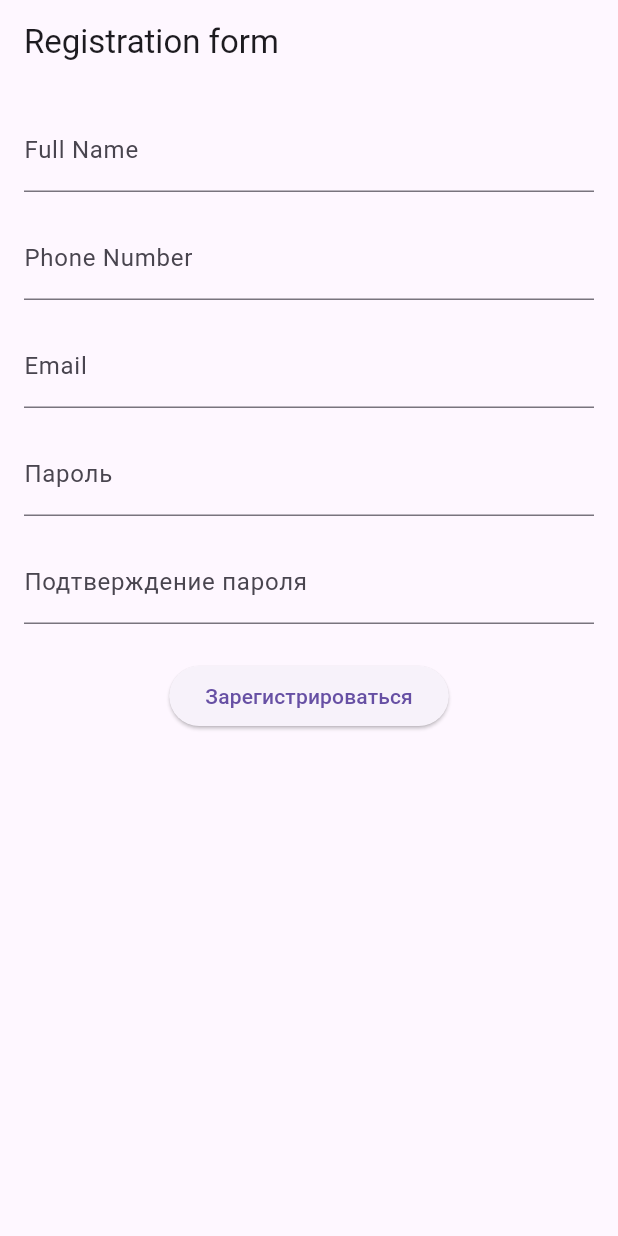
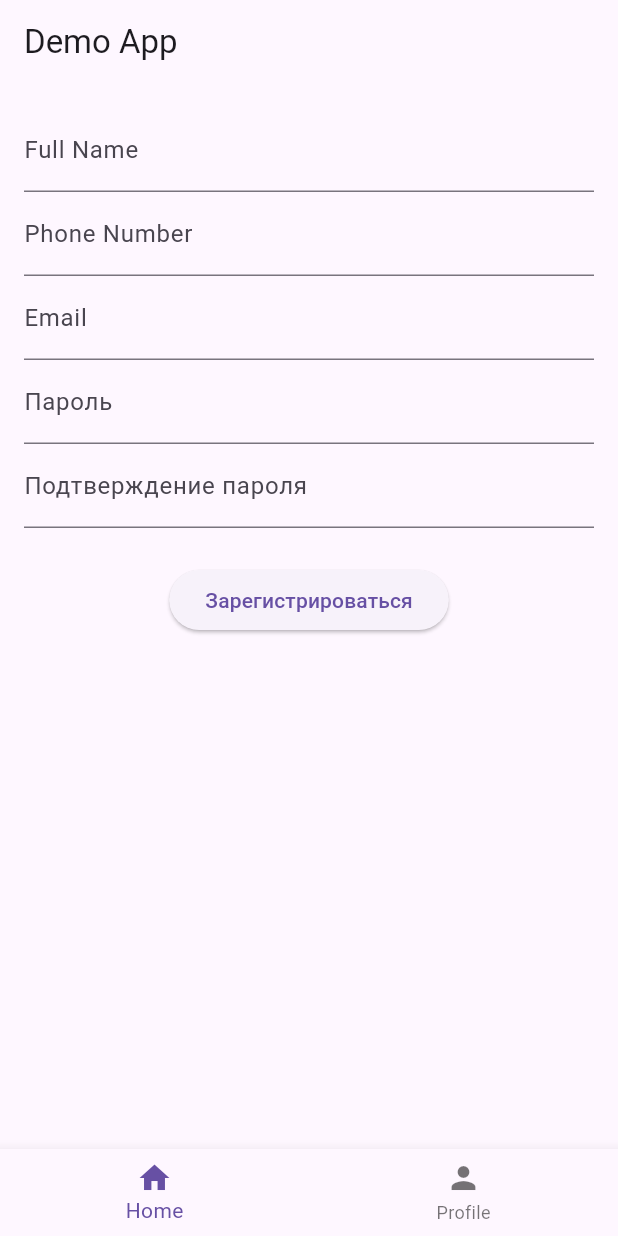
Before and after one commit to lahaehae/flutter-lab6, a Flutter app: the screen it shows after launch, on a phone screen of 412 x 824 dp. Run offline on Flutter 3.47's test engine with Material 3 defaults, Android fonts, the phone set to English and light mode, and no system bars.

Commit message:
Make bottomNavBar

```diff
--- a/lib/main.dart
+++ b/lib/main.dart
@@ -11,133 +11,119 @@ class MyApp extends StatelessWidget {
   Widget build(BuildContext context) {
     return MaterialApp(
       debugShowCheckedModeBanner: false,
-      home: RegistrationScreen(),
+      home: const MainScreen(), // заменили на контейнер
     );
   }
 }
 
-class RegistrationScreen extends StatefulWidget {
+class MainScreen extends StatefulWidget {
+  const MainScreen({super.key});
+
   @override
-  _RegistrationScreenState createState() => _RegistrationScreenState();
+  State<MainScreen> createState() => _MainScreenState();
 }
 
-class _RegistrationScreenState extends State<RegistrationScreen> {
+class _MainScreenState extends State<MainScreen> {
+  int _currentIndex = 0;
+
+  // Контроллеры для формы
+  final _nameController = TextEditingController();
+  final _phoneController = TextEditingController();
+  final _emailController = TextEditingController();
+  final _passwordController = TextEditingController();
+  final _confirmationController = TextEditingController();
+
   final _formKey = GlobalKey<FormState>();
-  final TextEditingController _nameController = TextEditingController();
-  final TextEditingController _phoneController = TextEditingController();
-  final TextEditingController _emailController = TextEditingController();
-  final TextEditingController _passwordController = TextEditingController();
-  final TextEditingController _confirmationController = TextEditingController();
-
-  final FocusNode _nameFocus = FocusNode();
-  final FocusNode _phoneFocus = FocusNode();
-  final FocusNode _emailFocus = FocusNode();
-  final FocusNode _passwordFocus = FocusNode();
-  final FocusNode _confirmationFocus = FocusNode();
 
   @override
   void dispose() {
-    // Освобождаем память
-    _nameFocus.dispose();
-    _phoneFocus.dispose();
-    _emailFocus.dispose();
-    _passwordFocus.dispose();
-    _confirmationFocus.dispose();
+    _nameController.dispose();
+    _phoneController.dispose();
+    _emailController.dispose();
+    _passwordController.dispose();
+    _confirmationController.dispose();
     super.dispose();
   }
 
   void _register() {
     if (_formKey.currentState!.validate()) {
-      Navigator.push(
-        context,
-        MaterialPageRoute(
-            builder: (context) => UserInfoPage(
-                  name: _nameController.text,
-                  phone: _phoneController.text,
-                  email: _emailController.text,
-                  password: _passwordController.text,
-                )),
-      );
+      setState(() {
+        _currentIndex = 1; // Переход на профиль
+      });
     }
   }
 
   @override
   Widget build(BuildContext context) {
+    final pages = [
+      _buildRegistrationForm(),
+      _buildUserInfoPage(),
+    ];
+
     return Scaffold(
-      resizeToAvoidBottomInset: true,
-      appBar: AppBar(title: const Text('Registration form')),
-      body: Padding(
-        padding: const EdgeInsets.all(16.0),
+      appBar: AppBar(title: const Text("Demo App")),
+      body: pages[_currentIndex],
+      bottomNavigationBar: BottomNavigationBar(
+        currentIndex: _currentIndex,
+        onTap: (index) {
+          // Чтобы не перейти на профиль без заполнения формы
+          if (index == 1 && _nameController.text.isEmpty) {
+            ScaffoldMessenger.of(context).showSnackBar(
+              const SnackBar(content: Text("Пожалуйста, зарегистрируйтесь")),
+            );
+            return;
+          }
+          setState(() {
+            _currentIndex = index;
+          });
+        },
+        items: const [
+          BottomNavigationBarItem(icon: Icon(Icons.home), label: "Home"),
+          BottomNavigationBarItem(icon: Icon(Icons.person), label: "Profile"),
+        ],
+      ),
+    );
+  }
+
+  Widget _buildRegistrationForm() {
+    return SingleChildScrollView(
+      padding: const EdgeInsets.all(16),
       child: Form(
         key: _formKey,
         child: Column(
           children: [
             TextFormField(
               controller: _nameController,
-                focusNode: _nameFocus,
               decoration: const InputDecoration(labelText: 'Full Name'),
-                textInputAction: TextInputAction.next,
-                onFieldSubmitted: (_) {
-                  FocusScope.of(context).requestFocus(_phoneFocus);
-                },
-                validator: (value) {
-                  if (value == null || value.isEmpty) {
-                    return 'Введите корректный Full Name';
-                  }
-                  return null;
-                },
+              validator: (value) => value!.isEmpty ? 'Введите имя' : null,
             ),
-              const SizedBox(height: 16),
             TextFormField(
               controller: _phoneController,
-                  focusNode: _phoneFocus,
               decoration: const InputDecoration(labelText: 'Phone Number'),
-                  validator: (value) {
-                    if (value == null || value.isEmpty || value.length < 10) {
-                      return 'Введите корректный Phone Number';
-                    }
-                    return null;
-                  }),
-              const SizedBox(height: 16),
+              validator: (value) =>
+                  value!.length < 10 ? 'Введите корректный номер' : null,
+            ),
             TextFormField(
               controller: _emailController,
-                focusNode: _emailFocus,
               decoration: const InputDecoration(labelText: 'Email'),
-                validator: (value) {
-                  if (value == null || value.isEmpty || !value.contains('@')) {
-                    return 'Введите корректный email';
-                  }
-                  return null;
-                },
+              validator: (value) =>
+                  !value!.contains('@') ? 'Введите корректный email' : null,
             ),
-              const SizedBox(height: 16),
             TextFormField(
               controller: _passwordController,
-                focusNode: _passwordFocus,
               decoration: const InputDecoration(labelText: 'Пароль'),
               obscureText: true,
-                validator: (value) {
-                  if (value == null || value.length < 6 || value.isEmpty) {
-                    return 'Пароль должен содержать минимум 6 символов';
-                  }
-                  return null;
-                },
+              validator: (value) =>
+                  value!.length < 6 ? 'Минимум 6 символов' : null,
             ),
-              const SizedBox(height: 16),
             TextFormField(
               controller: _confirmationController,
-                focusNode: _confirmationFocus,
               decoration:
                   const InputDecoration(labelText: 'Подтверждение пароля'),
               obscureText: true,
-                validator: (value) {
-                  if (value == null || value.length < 6 || value.isEmpty) {
-                    return 'Введите пароль повторно';
-                  } else if (value != _passwordController.text) {
-                    return 'Пароли не совпадают';
-                  }
-                  return null;
-                },
+              validator: (value) => value != _passwordController.text
+                  ? 'Пароли не совпадают'
+                  : null,
             ),
             const SizedBox(height: 24),
             ElevatedButton(
@@ -147,49 +133,28 @@ class _RegistrationScreenState extends State<RegistrationScreen> {
           ],
         ),
       ),
+    );
+  }
+
+  Widget _buildUserInfoPage() {
+    return Padding(
+      padding: const EdgeInsets.all(16),
+      child: Column(
+        crossAxisAlignment: CrossAxisAlignment.start,
+        children: [
+          Text('Имя: ${_nameController.text}',
+              style: const TextStyle(fontSize: 18)),
+          const SizedBox(height: 8),
+          Text('Телефон: ${_phoneController.text}',
+              style: const TextStyle(fontSize: 18)),
+          const SizedBox(height: 8),
+          Text('Email: ${_emailController.text}',
+              style: const TextStyle(fontSize: 18)),
+          const SizedBox(height: 8),
+          Text('Пароль: ${_passwordController.text}',
+              style: const TextStyle(fontSize: 18, color: Colors.red)),
+        ],
       ),
     );
   }
 }
-
-class UserInfoPage extends StatelessWidget {
-  final String name;
-  final String phone;
-  final String email;
-  final String password;
-  UserInfoPage(
-      {required this.name,
-      required this.phone,
-      required this.email,
-      required this.password});
-
-  @override
-  Widget build(BuildContext context) {
-    return Scaffold(
-      appBar: AppBar(title: const Text('Информация о пользователе')),
-      body: Padding(
-          padding: const EdgeInsets.all(16.0),
-          child: Column(
-            crossAxisAlignment: CrossAxisAlignment.start,
-            children: [
-              Text('Имя: $name', style: const TextStyle(fontSize: 18)),
-              const SizedBox(height: 8),
-              Text('Phone Number: $phone',
-                  style: const TextStyle(fontSize: 18)),
-              const SizedBox(height: 8),
-              Text('Email: $email', style: const TextStyle(fontSize: 18)),
-              const SizedBox(height: 8),
-              Text('Password: $password',
-                  style: const TextStyle(fontSize: 18, color: Colors.red)),
-              const SizedBox(height: 24),
-              ElevatedButton(
-                onPressed: () {
-                  Navigator.pop(context);
-                },
-                child: const Text('Назад'),
-              ),
-            ],
-          )),
-    );
-  }
-}
```
Lines whose indentation alone changed are shown as unchanged.
